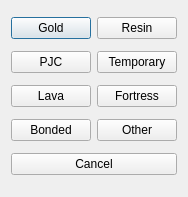
Old version of the form qt-designer/crownChoice.ui in the repository rowinggolfer/openmolar1.
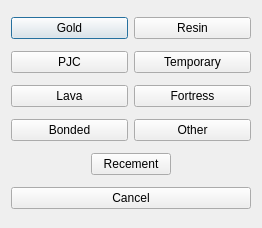
New version of the form. Icons and pictures are not drawn.

```diff
--- a/qt-designer/crownChoice.ui
+++ b/qt-designer/crownChoice.ui
@@ -5,71 +5,104 @@
    <rect>
     <x>0</x>
     <y>0</y>
-    <width>178</width>
-    <height>197</height>
+    <width>249</width>
+    <height>228</height>
    </rect>
   </property>
   <property name="windowTitle" >
    <string>Choose</string>
   </property>
   <layout class="QGridLayout" name="gridLayout" >
-   <item row="0" column="0" >
+   <item row="0" column="0" colspan="2" >
     <widget class="QPushButton" name="gold" >
      <property name="text" >
       <string>Gold</string>
      </property>
     </widget>
    </item>
-   <item row="0" column="1" >
+   <item row="0" column="2" colspan="2" >
     <widget class="QPushButton" name="resin" >
      <property name="text" >
       <string>Resin</string>
      </property>
     </widget>
    </item>
-   <item row="1" column="0" >
+   <item row="1" column="0" colspan="2" >
     <widget class="QPushButton" name="pjc" >
      <property name="text" >
       <string>PJC</string>
      </property>
     </widget>
    </item>
-   <item row="1" column="1" >
+   <item row="1" column="2" colspan="2" >
     <widget class="QPushButton" name="temp" >
      <property name="text" >
       <string>Temporary</string>
      </property>
     </widget>
    </item>
-   <item row="2" column="0" >
+   <item row="2" column="0" colspan="2" >
     <widget class="QPushButton" name="lava" >
      <property name="text" >
       <string>Lava</string>
      </property>
     </widget>
    </item>
-   <item row="2" column="1" >
+   <item row="2" column="2" colspan="2" >
     <widget class="QPushButton" name="fortress" >
      <property name="text" >
       <string>Fortress</string>
      </property>
     </widget>
    </item>
-   <item row="3" column="0" >
+   <item row="3" column="0" colspan="2" >
     <widget class="QPushButton" name="bonded" >
      <property name="text" >
       <string>Bonded</string>
      </property>
     </widget>
    </item>
-   <item row="3" column="1" >
+   <item row="3" column="2" colspan="2" >
     <widget class="QPushButton" name="other" >
      <property name="text" >
       <string>Other</string>
      </property>
     </widget>
    </item>
-   <item row="4" column="0" colspan="2" >
+   <item row="4" column="0" >
+    <spacer name="horizontalSpacer" >
+     <property name="orientation" >
+      <enum>Qt::Horizontal</enum>
+     </property>
+     <property name="sizeHint" stdset="0" >
+      <size>
+       <width>68</width>
+       <height>20</height>
+      </size>
+     </property>
+    </spacer>
+   </item>
+   <item row="4" column="1" colspan="2" >
+    <widget class="QPushButton" name="pushButton" >
+     <property name="text" >
+      <string>Recement</string>
+     </property>
+    </widget>
+   </item>
+   <item row="4" column="3" >
+    <spacer name="horizontalSpacer_2" >
+     <property name="orientation" >
+      <enum>Qt::Horizontal</enum>
+     </property>
+     <property name="sizeHint" stdset="0" >
+      <size>
+       <width>68</width>
+       <height>20</height>
+      </size>
+     </property>
+    </spacer>
+   </item>
+   <item row="5" column="0" colspan="4" >
     <widget class="QPushButton" name="cancel_pushButton" >
      <property name="text" >
       <string>Cancel</string>
```
